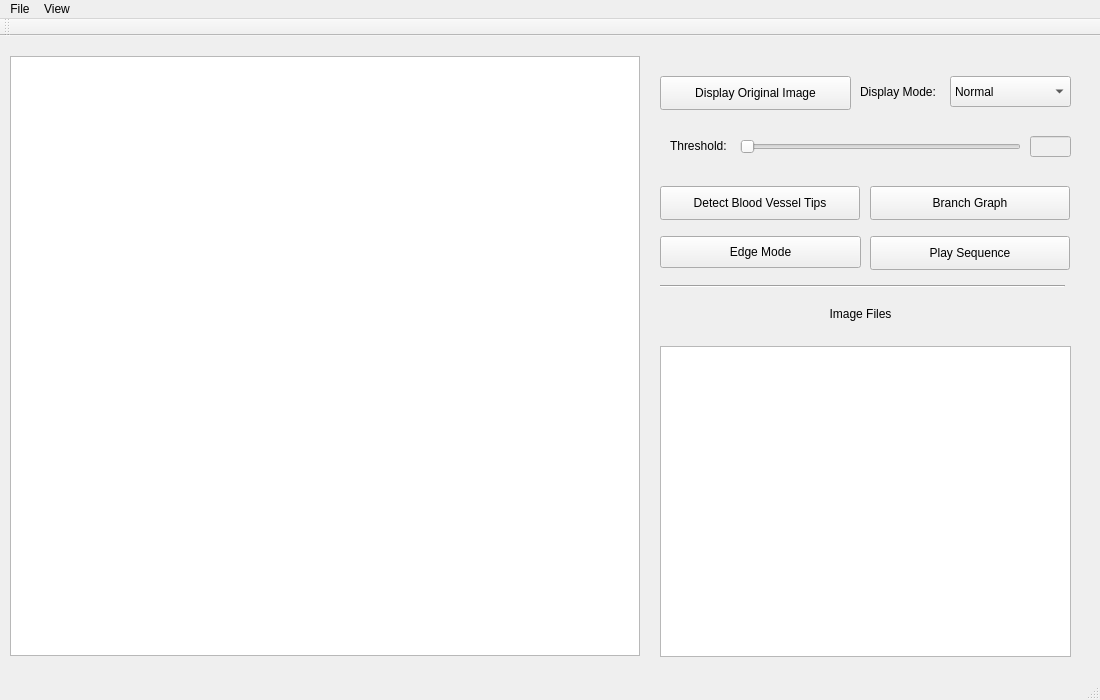
Before: the Qt Designer form mainwindow.ui in qchen2017/BloodVesselVisualization, drawn with Qt 5.
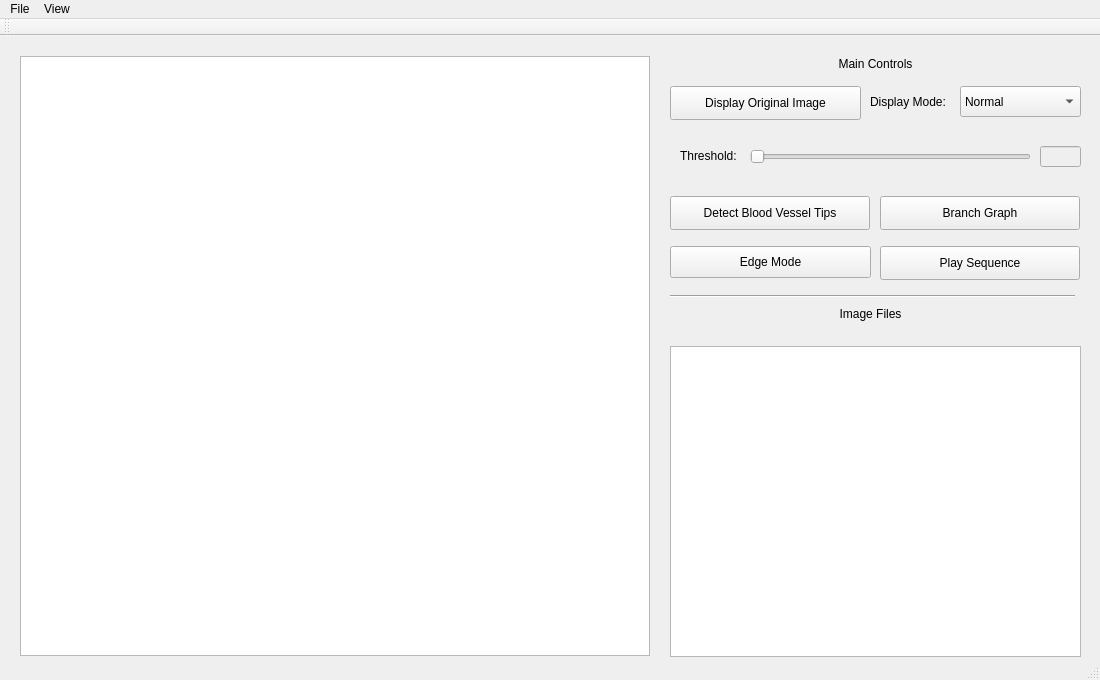
After: the same form once the commit is applied.

```diff
--- a/mainwindow.ui
+++ b/mainwindow.ui
@@ -7,7 +7,7 @@
     <x>0</x>
     <y>0</y>
     <width>1100</width>
-    <height>700</height>
+    <height>680</height>
    </rect>
   </property>
   <property name="windowTitle">
@@ -17,7 +17,7 @@
    <widget class="QGraphicsView" name="graphicsView">
     <property name="geometry">
      <rect>
-      <x>10</x>
+      <x>20</x>
       <y>20</y>
       <width>630</width>
       <height>600</height>
@@ -27,8 +27,8 @@
    <widget class="QLabel" name="threshold_label">
     <property name="geometry">
      <rect>
-      <x>670</x>
-      <y>100</y>
+      <x>680</x>
+      <y>110</y>
       <width>81</width>
       <height>20</height>
      </rect>
@@ -40,8 +40,8 @@
    <widget class="QSlider" name="threshold_horizontalSlider">
     <property name="geometry">
      <rect>
-      <x>740</x>
-      <y>100</y>
+      <x>750</x>
+      <y>110</y>
       <width>281</width>
       <height>22</height>
      </rect>
@@ -56,8 +56,8 @@
    <widget class="QComboBox" name="imageMode_comboBox">
     <property name="geometry">
      <rect>
-      <x>950</x>
-      <y>40</y>
+      <x>960</x>
+      <y>50</y>
       <width>121</width>
       <height>31</height>
      </rect>
@@ -82,8 +82,8 @@
    <widget class="QLabel" name="imageMode_label">
     <property name="geometry">
      <rect>
-      <x>860</x>
-      <y>40</y>
+      <x>870</x>
+      <y>50</y>
       <width>91</width>
       <height>31</height>
      </rect>
@@ -98,8 +98,8 @@
     </property>
     <property name="geometry">
      <rect>
-      <x>1030</x>
-      <y>100</y>
+      <x>1040</x>
+      <y>110</y>
       <width>41</width>
       <height>21</height>
      </rect>
@@ -111,7 +111,7 @@
    <widget class="QListWidget" name="imageFiles_listWidget">
     <property name="geometry">
      <rect>
-      <x>660</x>
+      <x>670</x>
       <y>310</y>
       <width>411</width>
       <height>311</height>
@@ -121,7 +121,7 @@
    <widget class="QLabel" name="imageFiles_label">
     <property name="geometry">
      <rect>
-      <x>820</x>
+      <x>830</x>
       <y>270</y>
       <width>81</width>
       <height>16</height>
@@ -140,8 +140,8 @@
     </property>
     <property name="geometry">
      <rect>
-      <x>870</x>
-      <y>200</y>
+      <x>880</x>
+      <y>210</y>
       <width>200</width>
       <height>34</height>
      </rect>
@@ -156,8 +156,8 @@
     </property>
     <property name="geometry">
      <rect>
-      <x>660</x>
-      <y>150</y>
+      <x>670</x>
+      <y>160</y>
       <width>200</width>
       <height>34</height>
      </rect>
@@ -169,8 +169,8 @@
    <widget class="QPushButton" name="displayOrigImage_pushButton">
     <property name="geometry">
      <rect>
-      <x>660</x>
-      <y>40</y>
+      <x>670</x>
+      <y>50</y>
       <width>191</width>
       <height>34</height>
      </rect>
@@ -182,8 +182,8 @@
    <widget class="Line" name="divider_line">
     <property name="geometry">
      <rect>
-      <x>660</x>
-      <y>240</y>
+      <x>670</x>
+      <y>250</y>
       <width>405</width>
       <height>20</height>
      </rect>
@@ -198,8 +198,8 @@
     </property>
     <property name="geometry">
      <rect>
-      <x>660</x>
-      <y>200</y>
+      <x>670</x>
+      <y>210</y>
       <width>201</width>
       <height>32</height>
      </rect>
@@ -214,8 +214,8 @@
     </property>
     <property name="geometry">
      <rect>
-      <x>870</x>
-      <y>150</y>
+      <x>880</x>
+      <y>160</y>
       <width>200</width>
       <height>34</height>
      </rect>
@@ -224,6 +224,22 @@
      <string>Branch Graph</string>
     </property>
    </widget>
+   <widget class="QLabel" name="label">
+    <property name="geometry">
+     <rect>
+      <x>830</x>
+      <y>20</y>
+      <width>91</width>
+      <height>16</height>
+     </rect>
+    </property>
+    <property name="text">
+     <string>Main Controls</string>
+    </property>
+    <property name="alignment">
+     <set>Qt::AlignCenter</set>
+    </property>
+   </widget>
   </widget>
   <widget class="QToolBar" name="mainToolBar">
    <property name="acceptDrops">
```
Left out of the diff: 18 changed lines with no effect on the pictures.
